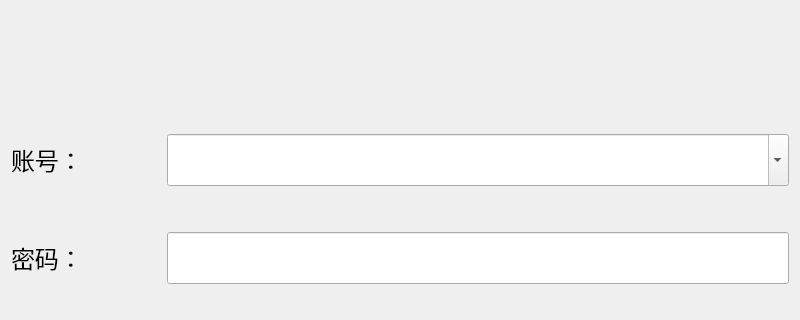
Before: the Qt Designer form AccountingSystem/logdialog.ui in HuangXiaoFeng123/AccountingSystem, drawn with Qt 5; both pictures show x 0 to 800 and y 143 to 463 of the 800 by 600 pixel window.
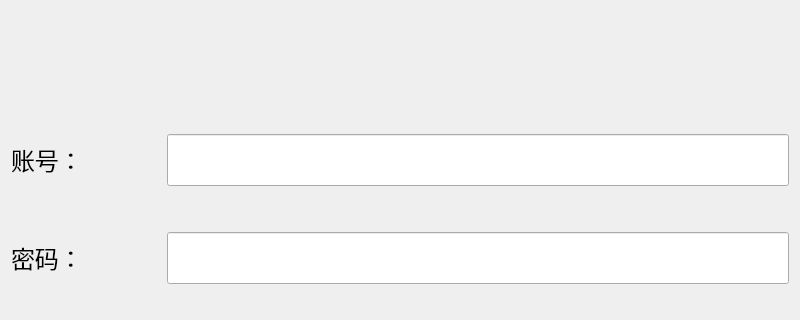
After: the same form once the commit is applied.

```diff
--- a/AccountingSystem/logdialog.ui
+++ b/AccountingSystem/logdialog.ui
@@ -100,16 +100,13 @@
         </widget>
        </item>
        <item>
-        <widget class="QComboBox" name="IDcomboBox">
+        <widget class="QLineEdit" name="IDlineEdit">
          <property name="sizePolicy">
           <sizepolicy hsizetype="Preferred" vsizetype="Preferred">
            <horstretch>0</horstretch>
            <verstretch>0</verstretch>
           </sizepolicy>
          </property>
-         <property name="editable">
-          <bool>true</bool>
-         </property>
         </widget>
        </item>
       </layout>
```
